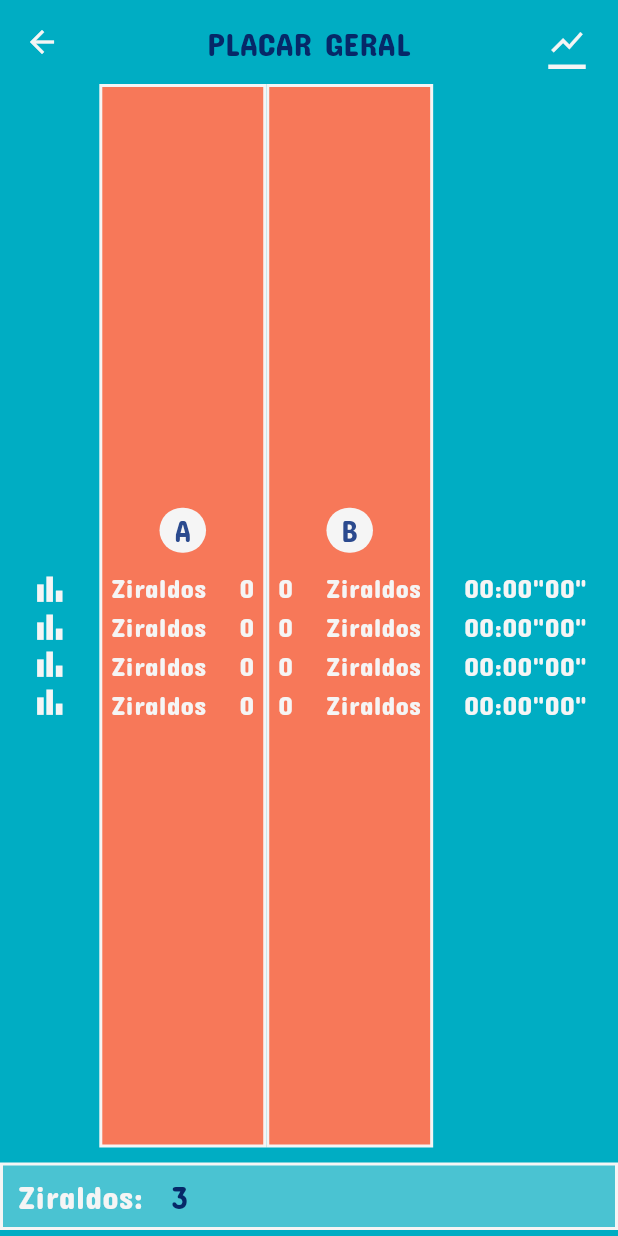
After one commit to LiedsonLB/volley-flutter, a Flutter app: the HistoryPage screen opened directly, on a phone screen of 412 x 824 dp. The commit adds this screen. Run offline on Flutter 3.47's test engine with Material 3 defaults, Android fonts, the phone set to English and light mode, and no system bars; our stand-ins replace sqflite, sqflite_common_ffi; accounts and stored records are empty.

Commit message:
feature: add layout sets scoreboard

```diff
--- a/lib/features/game/presentation/pages/game.dart
+++ b/lib/features/game/presentation/pages/game.dart
@@ -9,7 +9,7 @@ import 'package:volleyapp/features/game/presentation/widgets/points_layout.dart'
 import 'package:volleyapp/features/game/presentation/widgets/scoreboard_button.dart';
 import 'package:volleyapp/features/game/presentation/widgets/teams_layout.dart';
 import 'package:volleyapp/features/game/presentation/widgets/timer.dart';
-import 'package:volleyapp/features/home/presentation/pages/home.dart';
+import 'package:volleyapp/features/history/presentation/pages/history.dart';
 
 class GamePage extends StatefulWidget {
   final String team1;
@@ -49,10 +49,10 @@ class _GamePageState extends State<GamePage> {
     timerController.stopTimer();
   }
 
-  void _overAllPage() {
+  void _historyPage() {
     Navigator.push(
       context,
-      MaterialPageRoute(builder: (context) => const HomePage()),
+      MaterialPageRoute(builder: (context) => const HistoryPage()),
     );
   }
 
@@ -94,7 +94,7 @@ class _GamePageState extends State<GamePage> {
           Flexible(
             flex: 1,
             child: Column(
-              mainAxisAlignment: MainAxisAlignment.end,
+              mainAxisAlignment: MainAxisAlignment.center,
               crossAxisAlignment: CrossAxisAlignment.end,
               children: [
                 Padding(
@@ -156,14 +156,14 @@ class _GamePageState extends State<GamePage> {
                     return TimerLayout(time: time);
                   },
                 ),
-                ScoreBoardButton(onPressed: _overAllPage),
+                ScoreBoardButton(onPressed: _historyPage),
               ],
             ),
           ),
           Flexible(
             flex: 1,
             child: Column(
-              mainAxisAlignment: MainAxisAlignment.end,
+              mainAxisAlignment: MainAxisAlignment.center,
               crossAxisAlignment: CrossAxisAlignment.end,
               children: [
                 Padding(
--- a/lib/features/game/presentation/widgets/timer.dart
+++ b/lib/features/game/presentation/widgets/timer.dart
@@ -18,7 +18,7 @@ class TimerLayout extends StatelessWidget {
                 Text(
                   'Tempo de Jogo: $time',
                   style: const TextStyle(
-                    fontSize: 18,
+                    fontSize: 16,
                     color: Colors.white,
                   ),
                 ),
--- /dev/null
+++ b/lib/features/history/presentation/pages/history.dart
@@ -0,0 +1,45 @@
+import 'package:flutter/material.dart';
+import 'package:volleyapp/core/constants/colors.dart';
+import 'package:volleyapp/features/history/presentation/widgets/app_bar_history.dart';
+import 'package:volleyapp/features/history/presentation/widgets/container_charts_icons.dart';
+import 'package:volleyapp/features/history/presentation/widgets/container_sets.dart';
+import 'package:volleyapp/features/history/presentation/widgets/container_time_sets.dart';
+import 'package:volleyapp/features/history/presentation/widgets/footer_teams_victories.dart';
+
+class HistoryPage extends StatefulWidget {
+  const HistoryPage({super.key});
+
+  @override
+  State<HistoryPage> createState() => _HistoryPageState();
+}
+
+class _HistoryPageState extends State<HistoryPage> {
+  @override
+  Widget build(BuildContext context) {
+    return const Scaffold(
+      backgroundColor: AppColors.blue,
+      appBar: AppBarHistory(),
+      body: Column(
+        children: [
+          Expanded(
+            child: Row(
+              children: [
+                ContainerChartsIcons(),
+                ContainerSets(
+                  team: 'A',
+                  isLeft: true,
+                ),
+                ContainerSets(
+                  team: 'B',
+                  isLeft: false,
+                ),
+                ContainerTimeSets(),
+              ],
+            ),
+          ),
+          FooterTeamsVictories(),
+        ],
+      ),
+    );
+  }
+}
--- /dev/null
+++ b/lib/features/history/presentation/widgets/app_bar_history.dart
@@ -0,0 +1,45 @@
+import 'package:flutter/material.dart';
+import 'package:volleyapp/core/constants/colors.dart';
+
+class AppBarHistory extends StatelessWidget implements PreferredSizeWidget {
+  const AppBarHistory({Key? key}) : super(key: key);
+
+  @override
+  Size get preferredSize => const Size.fromHeight(kToolbarHeight);
+
+  @override
+  Widget build(BuildContext context) {
+    return AppBar(
+      backgroundColor: AppColors.blue,
+      foregroundColor: AppColors.white,
+      centerTitle: true,
+      title: const Text('PLACAR GERAL',
+          style: TextStyle(color: AppColors.deepBlue)),
+      actions: [
+        Padding(
+          padding: const EdgeInsets.only(right: 10.0),
+          child: Stack(
+            alignment: Alignment.bottomCenter,
+            children: [
+              IconButton(
+                icon: const Icon(
+                  Icons.show_chart_sharp,
+                  size: 25.0,
+                ),
+                onPressed: () {},
+              ),
+              Positioned(
+                bottom: 6.0,
+                child: Container(
+                  width: 25.0,
+                  height: 3.0,
+                  color: AppColors.white,
+                ),
+              ),
+            ],
+          ),
+        ),
+      ],
+    );
+  }
+}
--- /dev/null
+++ b/lib/features/history/presentation/widgets/container_charts_icons.dart
@@ -0,0 +1,39 @@
+import 'package:flutter/material.dart';
+import 'package:volleyapp/core/constants/colors.dart';
+
+class ContainerChartsIcons extends StatelessWidget {
+  const ContainerChartsIcons({super.key});
+
+  @override
+  Widget build(BuildContext context) {
+    final screenWidth = MediaQuery.of(context).size.width;
+
+    final horizontalPadding = screenWidth * 0.05;
+
+    return Padding(
+      padding: EdgeInsets.symmetric(horizontal: horizontalPadding),
+      child: Column(
+        mainAxisAlignment: MainAxisAlignment.center,
+        children: [
+          Container(
+            height: 40,
+            decoration: BoxDecoration(
+              color: AppColors.white.withOpacity(0),
+            ),
+            child: const Padding(
+              padding: EdgeInsets.symmetric(vertical: 5, horizontal: 10),
+            ),
+          ),
+          ...List.generate(
+            4,
+            (index) => const Icon(
+              Icons.bar_chart_sharp,
+              size: 25,
+              color: AppColors.white,
+            ),
+          ),
+        ],
+      ),
+    );
+  }
+}
--- /dev/null
+++ b/lib/features/history/presentation/widgets/container_sets.dart
@@ -0,0 +1,95 @@
+import 'package:flutter/material.dart';
+import 'package:volleyapp/core/constants/colors.dart';
+
+class ContainerSets extends StatelessWidget {
+  final String team;
+  final bool isLeft;
+
+  const ContainerSets({
+    super.key,
+    required this.team,
+    this.isLeft = true,
+  });
+
+  @override
+  Widget build(BuildContext context) {
+    return Expanded(
+      flex: 1,
+      child: Container(
+        decoration: BoxDecoration(
+          color: AppColors.lightRed,
+          border: Border.all(
+            color: AppColors.white,
+            width: 2.0,
+          ),
+        ),
+        child: Column(
+          mainAxisAlignment: MainAxisAlignment.center,
+          children: [
+            Container(
+              decoration: BoxDecoration(
+                color: AppColors.white,
+                borderRadius: BorderRadius.circular(50),
+              ),
+              child: Padding(
+                padding:
+                    const EdgeInsets.symmetric(vertical: 5, horizontal: 10),
+                child: Text(
+                  team,
+                  style: const TextStyle(
+                    fontSize: 20,
+                    color: AppColors.darkBlue,
+                    height: 1.0,
+                  ),
+                ),
+              ),
+            ),
+            const SizedBox(height: 10),
+            ...List.generate(
+              4,
+              (index) => Row(
+                mainAxisAlignment: MainAxisAlignment.spaceEvenly,
+                crossAxisAlignment: CrossAxisAlignment.center,
+                children: [
+                  if (isLeft) ...[
+                    const Text(
+                      'Ziraldos',
+                      style: TextStyle(
+                        color: AppColors.white,
+                        fontSize: 18,
+                      ),
+                    ),
+                    const SizedBox(width: 10),
+                    const Text(
+                      '0',
+                      style: TextStyle(
+                        color: AppColors.white,
+                        fontSize: 18,
+                      ),
+                    ),
+                  ] else ...[
+                    const Text(
+                      '0',
+                      style: TextStyle(
+                        color: AppColors.white,
+                        fontSize: 18,
+                      ),
+                    ),
+                    const SizedBox(width: 10),
+                    const Text(
+                      'Ziraldos',
+                      style: TextStyle(
+                        color: AppColors.white,
+                        fontSize: 18,
+                      ),
+                    ),
+                  ],
+                ],
+              ),
+            ),
+          ],
+        ),
+      ),
+    );
+  }
+}
--- /dev/null
+++ b/lib/features/history/presentation/widgets/container_time_sets.dart
@@ -0,0 +1,41 @@
+import 'package:flutter/material.dart';
+import 'package:volleyapp/core/constants/colors.dart';
+
+class ContainerTimeSets extends StatelessWidget {
+  const ContainerTimeSets({super.key});
+
+  @override
+  Widget build(BuildContext context) {
+    final screenWidth = MediaQuery.of(context).size.width;
+
+    final horizontalPadding = screenWidth * 0.05;
+
+    return Padding(
+      padding: EdgeInsets.symmetric(horizontal: horizontalPadding),
+      child: Column(
+        mainAxisAlignment: MainAxisAlignment.center,
+        children: [
+          Container(
+            height: 40,
+            decoration: BoxDecoration(
+              color: AppColors.white.withOpacity(0),
+            ),
+            child: const Padding(
+              padding: EdgeInsets.symmetric(vertical: 5, horizontal: 10),
+            ),
+          ),
+          ...List.generate(
+            4,
+            (index) => const Text(
+              '00:00"00"',
+              style: TextStyle(
+                color: AppColors.white,
+                fontSize: 18,
+              ),
+            ),
+          ),
+        ],
+      ),
+    );
+  }
+}
--- /dev/null
+++ b/lib/features/history/presentation/widgets/footer_teams_victories.dart
@@ -0,0 +1,46 @@
+import 'package:flutter/material.dart';
+import 'package:volleyapp/core/constants/colors.dart';
+
+class FooterTeamsVictories extends StatelessWidget {
+  const FooterTeamsVictories({super.key});
+
+  @override
+  Widget build(BuildContext context) {
+    return Padding(
+      padding: const EdgeInsets.only(top: 10, bottom: 4),
+      child: Container(
+        decoration: BoxDecoration(
+          color: AppColors.white.withOpacity(0.3),
+          border: Border.all(
+            color: AppColors.white,
+            width: 2.0,
+          ),
+        ),
+        child: const Padding(
+          padding: EdgeInsets.symmetric(vertical: 5.0, horizontal: 10.0),
+          child: Row(
+            mainAxisAlignment: MainAxisAlignment.start,
+            children: [
+              Row(
+                children: [
+                  Text(
+                    'Ziraldos:',
+                    style: TextStyle(
+                      color: AppColors.white,
+                      fontSize: 22,
+                    ),
+                  ),
+                  SizedBox(width: 10),
+                  Text(
+                    ' 3',
+                    style: TextStyle(color: AppColors.deepBlue, fontSize: 22),
+                  ),
+                ],
+              )
+            ],
+          ),
+        ),
+      ),
+    );
+  }
+}
--- a/lib/features/home/presentation/pages/home.dart
+++ b/lib/features/home/presentation/pages/home.dart
@@ -62,7 +62,7 @@ class _HomePageState extends State<HomePage> {
                       () {},
                     );
                   },
-                  text: 'Selecionar Times',
+                  text: 'Iniciar',
                 ),
               ],
             )
--- a/lib/features/home/presentation/pages/modals/modal_select_teams.dart
+++ b/lib/features/home/presentation/pages/modals/modal_select_teams.dart
@@ -115,7 +115,7 @@ class _ModalSelectTeamsState extends State<ModalSelectTeams> {
                 const SizedBox(height: 30.0),
                 ButtonLayout(
                   onPressed: _confirmSelection,
-                  text: 'Iniciar Jogo',
+                  text: 'Confirmar',
                 ),
               ],
             ),
```
Also changed, not shown: lib/main.dart (line endings or trailing spaces).
